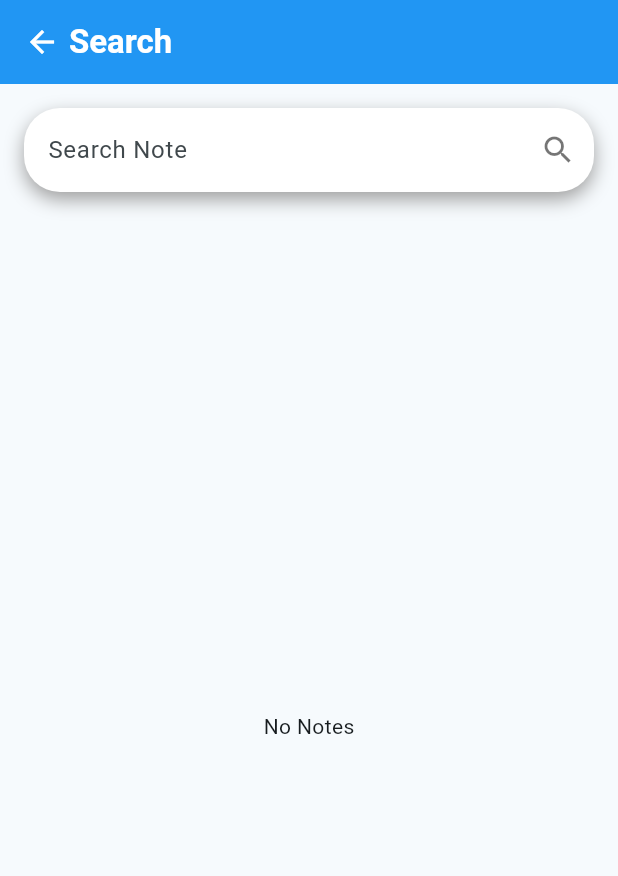
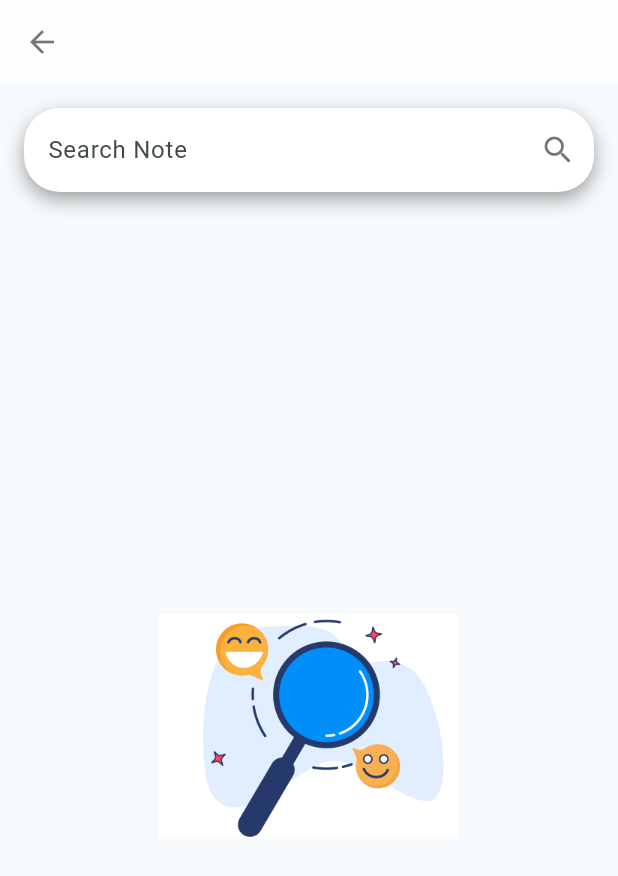
Before and after one commit to ndridm2/note_app, a Flutter app: the screen it shows after launch, after a tap on the "search" icon, on a phone screen of 412 x 824 dp. Shown: the top 876 px of the screen. Run offline on Flutter 3.47's test engine with Material 3 defaults, Android fonts, the phone set to English and light mode, and no system bars; our stand-ins replace lottie, sqflite; accounts and stored records are empty.

Commit message:
add color container, image search dll

```diff
--- a/lib/pages/home_page.dart
+++ b/lib/pages/home_page.dart
@@ -15,6 +15,15 @@ class HomePage extends StatefulWidget {
 }
 
 class _HomePageState extends State<HomePage> {
+
+  final List<Color> colors = [
+    Colors.lightBlue.shade700,
+    Colors.redAccent.shade700,
+    Colors.lightGreen.shade700,
+    Colors.pinkAccent.shade700,
+    Colors.deepPurpleAccent
+  ];
+
   List<Note> notes = [];
 
   bool isLoading = false;
@@ -39,16 +48,17 @@ class _HomePageState extends State<HomePage> {
   Widget build(BuildContext context) {
     return Scaffold(
       appBar: AppBar(
+        automaticallyImplyLeading: false,
         title: const Text(
           'Note App',
           style: TextStyle(
             fontWeight: FontWeight.bold,
-            color: Colors.white,
+            color: Colors.black,
             fontFamily: 'Jersey20',
           ),
         ),
-        elevation: 2,
-        backgroundColor: Colors.blue,
+        elevation: 0.1,
+        backgroundColor: Colors.white,
         actions: [
           IconButton(
             onPressed: () {
@@ -58,14 +68,14 @@ class _HomePageState extends State<HomePage> {
             },
             icon: const CircleAvatar(
               radius: 14,
-              backgroundColor: Colors.white,
+              backgroundColor: Colors.black54,
               child: Icon(
                 Icons.search,
-                color: Colors.blue,
+                color: Colors.white,
               ),
             ),
           ),
-          const SizedBox(width: 8),
+          const SizedBox(width: 10),
         ],
       ),
       body: isLoading
@@ -98,7 +108,7 @@ class _HomePageState extends State<HomePage> {
                       child: Container(
                         decoration: BoxDecoration(
                           borderRadius: BorderRadius.circular(10),
-                          color: Colors.blue,
+                          color: colors[index % colors.length],
                           boxShadow: const [
                             BoxShadow(
                               color: Colors.grey,
@@ -119,17 +129,17 @@ class _HomePageState extends State<HomePage> {
                                     mainAxisAlignment:
                                         MainAxisAlignment.spaceBetween,
                                     children: [
-                                      const Icon(
+                                      Icon(
                                         Icons.notes,
                                         size: 32,
-                                        color: Colors.white,
+                                        color: Colors.grey.shade300,
                                       ),
                                       Text(
                                         DateFormat(
-                                                DateFormat.YEAR_NUM_MONTH_DAY)
+                                                DateFormat.ABBR_MONTH_WEEKDAY_DAY)
                                             .format(notes[index].createdAt),
-                                        style: const TextStyle(
-                                          color: Colors.black54,
+                                        style: TextStyle(
+                                          color: Colors.grey.shade300,
                                           fontFamily: 'jersey20',
                                           fontSize: 16,
                                         ),
@@ -179,7 +189,7 @@ class _HomePageState extends State<HomePage> {
         child: const Icon(
           Icons.add,
           size: 30,
-          color: Colors.blue,
+          color: Colors.black,
         ),
       ),
     );
--- a/lib/pages/search_page.dart
+++ b/lib/pages/search_page.dart
@@ -12,6 +12,14 @@ class SearchPage extends StatefulWidget {
 }
 
 class _SearchPageState extends State<SearchPage> {
+  final List<Color> colors = [
+    Colors.lightBlue.shade700,
+    Colors.redAccent.shade700,
+    Colors.lightGreen.shade700,
+    Colors.pinkAccent.shade700,
+    Colors.deepPurpleAccent
+  ];
+
   List<Note> notes = [];
   final searchController = TextEditingController();
 
@@ -34,13 +42,9 @@ class _SearchPageState extends State<SearchPage> {
   Widget build(BuildContext context) {
     return Scaffold(
       appBar: AppBar(
-        leading: const BackButton(color: Colors.white),
-        titleSpacing: -10,
-        title: const Text(
-          'Search',
-          style: TextStyle(fontWeight: FontWeight.bold, color: Colors.white),
-        ),
-        backgroundColor: Colors.blue,
+        leading: const BackButton(color: Colors.black54),
+        backgroundColor: Colors.white,
+        elevation: 0.1,
       ),
       body: Column(
         children: [
@@ -61,11 +65,13 @@ class _SearchPageState extends State<SearchPage> {
               controller: searchController,
               textInputAction: TextInputAction.search,
               decoration: const InputDecoration(
-                contentPadding: EdgeInsets.all(16),
-                border: InputBorder.none,
-                hintText: 'Search Note',
-                suffixIcon: Icon(Icons.search, color: Colors.black54,)
-              ),
+                  contentPadding: EdgeInsets.all(16),
+                  border: InputBorder.none,
+                  hintText: 'Search Note',
+                  suffixIcon: Icon(
+                    Icons.search,
+                    color: Colors.black54,
+                  )),
               onChanged: (keyword) => searchNotes(keyword),
               onSubmitted: (keyword) {
                 setState(() => isLoading = true);
@@ -83,7 +89,7 @@ class _SearchPageState extends State<SearchPage> {
                     color: Colors.blue,
                   ))
                 : notes.isEmpty
-                    ? const Center(child: Text('No Notes'))
+                    ? Center(child: Image.asset('assets/searchimg.png', width: 200,height: 200,))
                     : GridView.builder(
                         padding: const EdgeInsets.symmetric(
                             horizontal: 16, vertical: 14),
@@ -105,7 +111,7 @@ class _SearchPageState extends State<SearchPage> {
                             child: Container(
                               decoration: BoxDecoration(
                                 borderRadius: BorderRadius.circular(10),
-                                color: Colors.blue,
+                                color: colors[index % colors.length],
                                 boxShadow: const [
                                   BoxShadow(
                                     color: Colors.grey,
```
Also changed, not shown: lib/pages/add_page.dart (+6 -5 lines), lib/pages/detail_page.dart (+4 -3 lines), lib/pages/edit_page.dart (+11 -5 lines), assets/searchimg.png (added).
